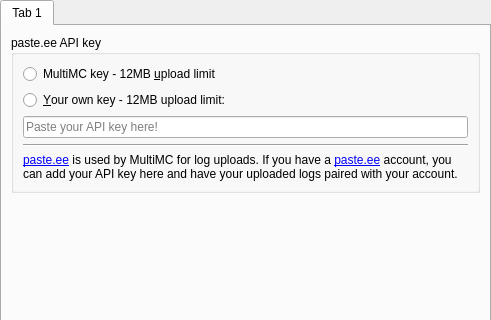
This is launcher/ui/pages/global/PasteEEPage.ui in MultiMC/Launcher as Qt 5 draws it before an edit; both pictures show x 0 to 491 and y 0 to 320 of the 491 by 474 pixel window. The edited form follows.
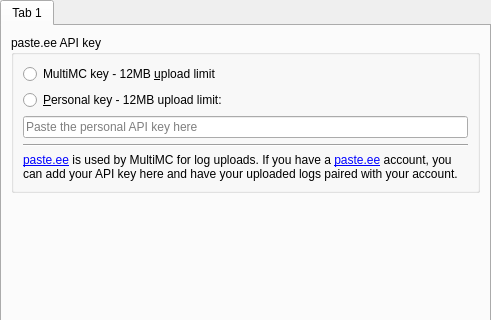
This is the edited form.

What changed in the file:
```diff
--- a/launcher/ui/pages/global/PasteEEPage.ui
+++ b/launcher/ui/pages/global/PasteEEPage.ui
@@ -52,7 +52,7 @@
           <item>
            <widget class="QRadioButton" name="customButton">
             <property name="text">
-             <string>&amp;Your own key - 12MB upload limit:</string>
+             <string>&amp;Personal key - 12MB upload limit:</string>
             </property>
             <attribute name="buttonGroup">
              <string notr="true">pasteButtonGroup</string>
@@ -65,7 +65,7 @@
              <enum>QLineEdit::Password</enum>
             </property>
             <property name="placeholderText">
-             <string>Paste your API key here!</string>
+             <string>Paste the personal API key here</string>
             </property>
            </widget>
           </item>
```
